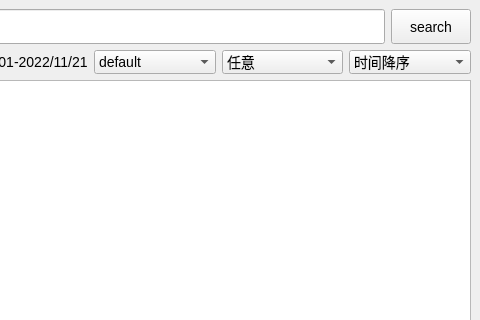
xiaoyu12139/24_blog_2, file 24_blog2_search/mainwindow.ui: the form before one commit; both pictures show x 320 to 800 and y 0 to 320 of the 800 by 600 pixel window.
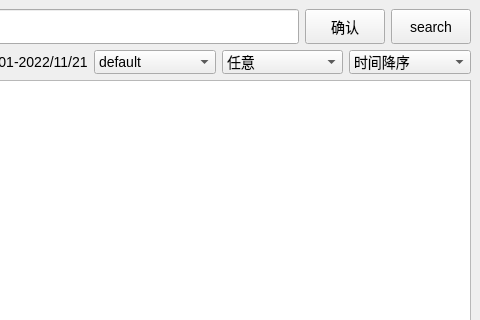
The form after the commit. Custom widgets are drawn as their Qt base class.

Commit message: modify some bug in search model

What changed in the file:
```diff
--- a/24_blog2_search/mainwindow.ui
+++ b/24_blog2_search/mainwindow.ui
@@ -42,6 +42,25 @@
         </property>
        </widget>
       </item>
+      <item>
+       <widget class="QPushButton" name="ok_input_buton">
+        <property name="minimumSize">
+         <size>
+          <width>0</width>
+          <height>35</height>
+         </size>
+        </property>
+        <property name="maximumSize">
+         <size>
+          <width>16777215</width>
+          <height>16777215</height>
+         </size>
+        </property>
+        <property name="text">
+         <string>确认</string>
+        </property>
+       </widget>
+      </item>
       <item>
        <widget class="QPushButton" name="search_button">
         <property name="minimumSize">
```
The commit also changes 2 other files.
